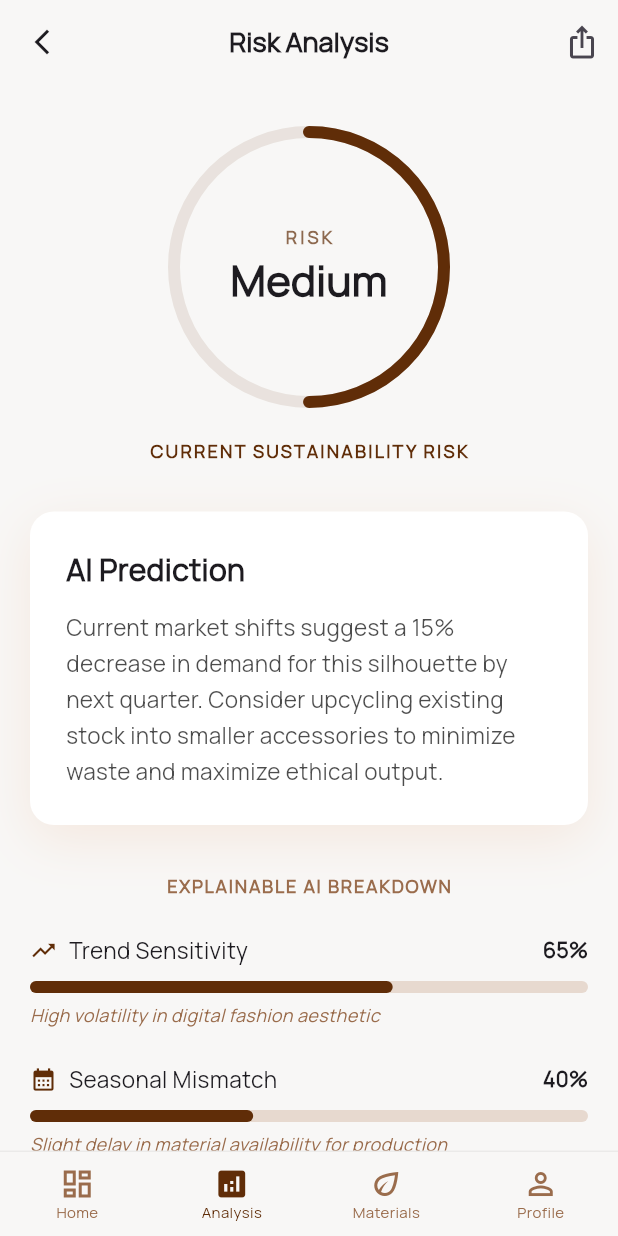
After one commit to Athi183/RENEWQUE, a Flutter app: the RiskPage screen opened directly, on a phone screen of 412 x 824 dp. The commit adds this screen. Run offline on Flutter 3.47's test engine with Material 3 defaults, Android fonts, the phone set to English and light mode, and no system bars; our stand-ins replace flutter_dotenv, google_fonts, image_picker; network calls fail.

Commit message:
Added risk page for risk analysis

```diff
--- a/lib/main.dart
+++ b/lib/main.dart
@@ -1,6 +1,7 @@
 import 'package:fashion_ai/screens/assistant_chat.dart';
 import 'package:flutter/material.dart';
 import 'screens/welcome.dart';
+import 'screens/risk.dart';
 import 'package:flutter_dotenv/flutter_dotenv.dart';
 
 void main() async {
--- /dev/null
+++ b/lib/screens/risk.dart
@@ -0,0 +1,288 @@
+import 'package:flutter/material.dart';
+import 'package:google_fonts/google_fonts.dart';
+
+void main() {
+  runApp(const RenewqueApp());
+}
+
+class RenewqueApp extends StatelessWidget {
+  const RenewqueApp({super.key});
+
+  @override
+  Widget build(BuildContext context) {
+    return MaterialApp(
+      debugShowCheckedModeBanner: false,
+      theme: ThemeData(
+        useMaterial3: true,
+        // Using Manrope font as specified in the HTML
+        textTheme: GoogleFonts.manropeTextTheme(),
+        colorScheme: ColorScheme.fromSeed(
+          seedColor: const Color(0xFF602D08), // Primary brand color
+          primary: const Color(0xFF602D08),
+          surface: const Color(0xFFF8F7F6),
+        ),
+      ),
+      home: const RiskPage(),
+    );
+  }
+}
+
+class RiskPage extends StatelessWidget {
+  const RiskPage({super.key});
+
+  @override
+  Widget build(BuildContext context) {
+    return Scaffold(
+      backgroundColor: const Color(0xFFF8F7F6), // background-light
+      appBar: AppBar(
+        backgroundColor: const Color(0xFFF8F7F6).withOpacity(0.8),
+        elevation: 0,
+        leading: IconButton(
+          icon: const Icon(Icons.arrow_back_ios_new, size: 20),
+          onPressed: () {},
+        ),
+        title: const Text(
+          'Risk Analysis', // Header title
+          style: TextStyle(fontWeight: FontWeight.bold, fontSize: 18),
+        ),
+        centerTitle: true,
+        actions: [
+          IconButton(
+            icon: const Icon(Icons.ios_share, size: 24),
+            onPressed: () {},
+          ),
+        ],
+      ),
+      body: SingleChildScrollView(
+        padding: const EdgeInsets.symmetric(horizontal: 20.0),
+        child: Column(
+          children: [
+            const SizedBox(height: 32),
+
+            // Hero Risk Indicator (Replaces the SVG Arc)
+            Center(
+              child: Column(
+                children: [
+                  Stack(
+                    alignment: Alignment.center,
+                    children: [
+                      SizedBox(
+                        width: 180,
+                        height: 180,
+                        child: CircularProgressIndicator(
+                          value: 0.5, // Visual for "Medium" risk
+                          strokeWidth: 8,
+                          backgroundColor: const Color(0xFF602D08).withOpacity(0.1),
+                          valueColor: const AlwaysStoppedAnimation<Color>(Color(0xFF602D08)),
+                          strokeCap: StrokeCap.round,
+                        ),
+                      ),
+                      Column(
+                        mainAxisSize: MainAxisSize.min,
+                        children: [
+                          Text(
+                            'RISK',
+                            style: TextStyle(
+                              fontSize: 12,
+                              fontWeight: FontWeight.bold,
+                              letterSpacing: 2,
+                              color: const Color(0xFF602D08).withOpacity(0.7),
+                            ),
+                          ),
+                          const Text(
+                            'Medium', // Risk status
+                            style: TextStyle(
+                              fontSize: 28,
+                              fontWeight: FontWeight.w900,
+                            ),
+                          ),
+                        ],
+                      ),
+                    ],
+                  ),
+                  const SizedBox(height: 24),
+                  const Text(
+                    'CURRENT SUSTAINABILITY RISK',
+                    style: TextStyle(
+                      color: Color(0xFF602D08),
+                      fontSize: 12,
+                      fontWeight: FontWeight.bold,
+                      letterSpacing: 1.5,
+                    ),
+                  ),
+                ],
+              ),
+            ),
+
+            const SizedBox(height: 32),
+
+            // Narrative Insight Card
+            Container(
+              padding: const EdgeInsets.all(24),
+              decoration: BoxDecoration(
+                color: Colors.white,
+                borderRadius: BorderRadius.circular(16),
+                boxShadow: [
+                  BoxShadow(
+                    color: const Color(0xFFD46211).withOpacity(0.1), // soft-glow
+                    blurRadius: 30,
+                    offset: const Offset(0, 10),
+                  ),
+                ],
+              ),
+              child: Column(
+                crossAxisAlignment: CrossAxisAlignment.start,
+                children: [
+                  const Text(
+                    'AI Prediction',
+                    style: TextStyle(fontSize: 20, fontWeight: FontWeight.bold),
+                  ),
+                  const SizedBox(height: 12),
+                  Text(
+                    'Current market shifts suggest a 15% decrease in demand for this silhouette by next quarter. Consider upcycling existing stock into smaller accessories to minimize waste and maximize ethical output.',
+                    style: TextStyle(
+                      fontSize: 15,
+                      height: 1.6,
+                      color: Colors.black.withOpacity(0.7),
+                    ),
+                  ),
+                ],
+              ),
+            ),
+
+            const SizedBox(height: 32),
+
+            // Explainable AI Section Header
+            const Text(
+              'EXPLAINABLE AI BREAKDOWN',
+              style: TextStyle(
+                color: Color(0xFF9A6C4C),
+                fontSize: 12,
+                fontWeight: FontWeight.bold,
+                letterSpacing: 1.2,
+              ),
+            ),
+            const SizedBox(height: 24),
+
+            // Factor: Trend Sensitivity
+            _buildRiskFactor(
+              icon: Icons.trending_up,
+              label: 'Trend Sensitivity',
+              percentage: 0.65,
+              insight: 'High volatility in digital fashion aesthetic',
+            ),
+            // Factor: Seasonal Mismatch
+            _buildRiskFactor(
+              icon: Icons.calendar_month,
+              label: 'Seasonal Mismatch',
+              percentage: 0.40,
+              insight: 'Slight delay in material availability for production',
+            ),
+            // Factor: Resource Waste
+            _buildRiskFactor(
+              icon: Icons.recycling,
+              label: 'Resource Waste',
+              percentage: 0.22,
+              insight: 'Optimized pattern cutting reduces fabric scrap',
+            ),
+
+            const SizedBox(height: 32),
+
+            // Redesign Button
+            ElevatedButton(
+              onPressed: () {},
+              style: ElevatedButton.styleFrom(
+                backgroundColor: const Color(0xFF602D08),
+                foregroundColor: Colors.white,
+                minimumSize: const Size(double.infinity, 60),
+                shape: RoundedRectangleBorder(borderRadius: BorderRadius.circular(12)),
+                elevation: 4,
+                shadowColor: const Color(0xFF602D08).withOpacity(0.4),
+              ),
+              child: const Row(
+                mainAxisAlignment: MainAxisAlignment.center,
+                children: [
+                  Icon(Icons.auto_fix_high),
+                  SizedBox(width: 12),
+                  Text('View Redesign Suggestions',
+                    style: TextStyle(fontWeight: FontWeight.bold, fontSize: 16)),
+                ],
+              ),
+            ),
+
+            const Padding(
+              padding: EdgeInsets.symmetric(vertical: 20),
+              child: Text(
+                'Analysis updated 2 minutes ago based on live market data.',
+                style: TextStyle(color: Color(0xFF9A6C4C), fontSize: 11),
+              ),
+            ),
+            const SizedBox(height: 80),
+          ],
+        ),
+      ),
+      bottomNavigationBar: _buildBottomNav(),
+    );
+  }
+
+  // Helper for progress bars
+  Widget _buildRiskFactor({required IconData icon, required String label, required double percentage, required String insight}) {
+    return Padding(
+      padding: const EdgeInsets.only(bottom: 24.0),
+      child: Column(
+        crossAxisAlignment: CrossAxisAlignment.start,
+        children: [
+          Row(
+            mainAxisAlignment: MainAxisAlignment.spaceBetween,
+            children: [
+              Row(
+                children: [
+                  Icon(icon, size: 18, color: const Color(0xFF602D08)),
+                  const SizedBox(width: 8),
+                  Text(label, style: const TextStyle(fontWeight: FontWeight.w500, fontSize: 15)),
+                ],
+              ),
+              Text('${(percentage * 100).toInt()}%', style: const TextStyle(fontWeight: FontWeight.bold, fontSize: 14)),
+            ],
+          ),
+          const SizedBox(height: 10),
+          LinearProgressIndicator(
+            value: percentage,
+            backgroundColor: const Color(0xFFE7D9CF),
+            valueColor: const AlwaysStoppedAnimation<Color>(Color(0xFF602D08)),
+            minHeight: 8,
+            borderRadius: BorderRadius.circular(10),
+          ),
+          const SizedBox(height: 6),
+          Text(insight, style: const TextStyle(color: Color(0xFF9A6C4C), fontSize: 12, fontStyle: FontStyle.italic)),
+        ],
+      ),
+    );
+  }
+
+  // iOS Style Bottom Navigation
+  Widget _buildBottomNav() {
+    return Container(
+      decoration: BoxDecoration(
+        color: const Color(0xFFF8F7F6).withOpacity(0.95),
+        border: Border(top: BorderSide(color: Colors.black.withOpacity(0.05))),
+      ),
+      child: BottomNavigationBar(
+        elevation: 0,
+        backgroundColor: Colors.transparent,
+        type: BottomNavigationBarType.fixed,
+        selectedItemColor: const Color(0xFF602D08),
+        unselectedItemColor: const Color(0xFF9A6C4C),
+        selectedFontSize: 10,
+        unselectedFontSize: 10,
+        currentIndex: 1,
+        items: const [
+          BottomNavigationBarItem(icon: Icon(Icons.dashboard_outlined), label: 'Home'),
+          BottomNavigationBarItem(icon: Icon(Icons.analytics), label: 'Analysis'),
+          BottomNavigationBarItem(icon: Icon(Icons.eco_outlined), label: 'Materials'),
+          BottomNavigationBarItem(icon: Icon(Icons.person_outline), label: 'Profile'),
+        ],
+      ),
+    );
+  }
+}
--- a/lib/services/groq_api.dart
+++ b/lib/services/groq_api.dart
@@ -10,7 +10,7 @@ class GroqService {
   // ✅ CORRECT Groq API endpoint
   static const String _url = "https://api.groq.com/openai/v1/chat/completions";
 
-  // ✅ Using openai/gpt-oss-120b model
+  // ✅ Using llama instant model
   static const String _model = "llama-3.1-8b-instant";
 
   // Token limits to respect free tier quota
```
